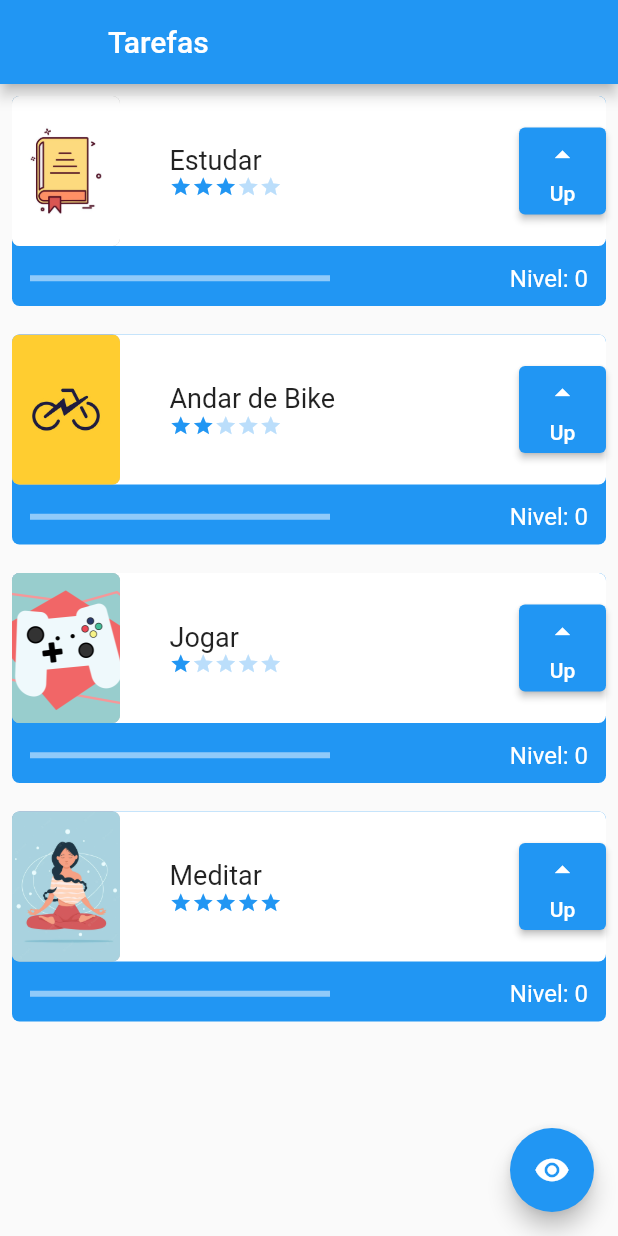
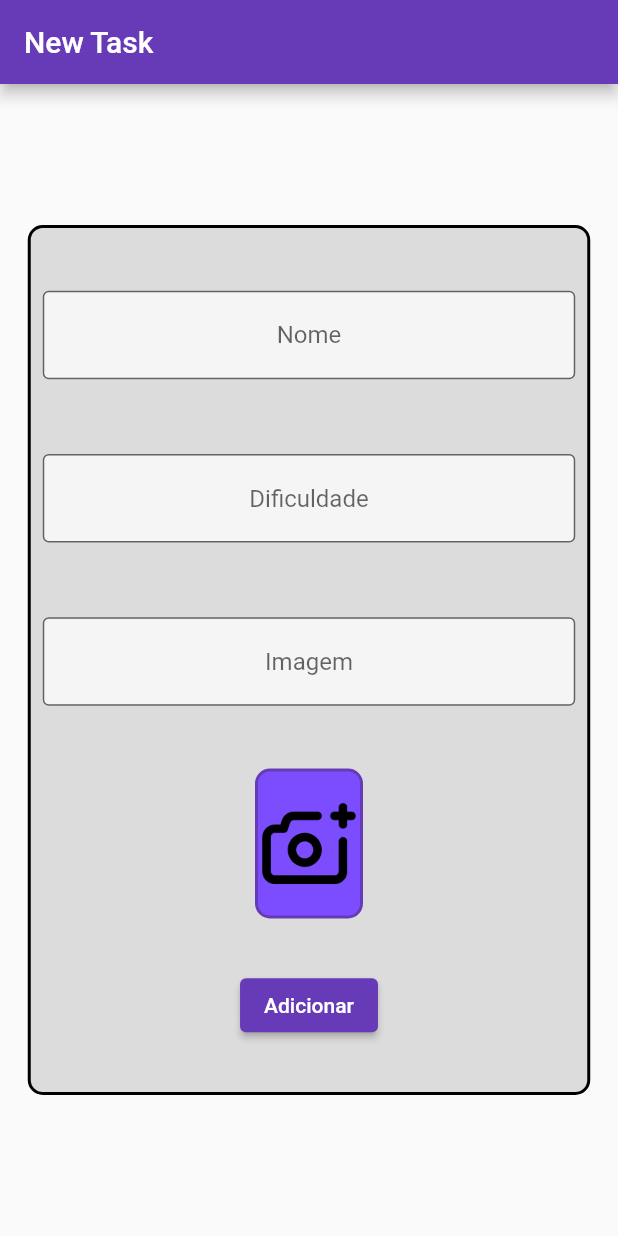
Before and after one commit to MauricioDolacio/taskapp, a Flutter app: the screen it shows after launch, on a phone screen of 412 x 824 dp. Run offline on Flutter 3.47's test engine with Material 2 defaults, Android fonts, the phone set to English and light mode, and no system bars; network calls fail.

Commit message:
Adicionado tela de cadastro

```diff
--- a/lib/components/task.dart
+++ b/lib/components/task.dart
@@ -24,7 +24,7 @@ class _TaskState extends State<Task> {
         children: [
           Container(
             decoration: BoxDecoration(
-                color: Colors.blue, borderRadius: BorderRadius.circular(5)),
+                color: Colors.deepPurpleAccent, borderRadius: BorderRadius.circular(5)),
             height: 140,
           ),
           Column(
--- a/lib/main.dart
+++ b/lib/main.dart
@@ -1,3 +1,4 @@
+import 'package:alura_flutter_curso_1/screens/form_screen.dart';
 import 'package:alura_flutter_curso_1/screens/initial_screen.dart';
 import 'package:flutter/material.dart';
 
@@ -13,9 +14,9 @@ class MyApp extends StatelessWidget {
     return MaterialApp(
       title: 'Flutter Demo',
       theme: ThemeData(
-        primarySwatch: Colors.blue,
+        primarySwatch: Colors.deepPurple,
       ),
-      home: const InitialScreen(),
+      home: const FormScreen(),
     );
   }
 }
--- /dev/null
+++ b/lib/screens/form_screen.dart
@@ -0,0 +1,107 @@
+import 'package:flutter/material.dart';
+
+class FormScreen extends StatefulWidget {
+  const FormScreen({Key? key}) : super(key: key);
+
+  @override
+  State<FormScreen> createState() => _FormScreenState();
+}
+
+class _FormScreenState extends State<FormScreen> {
+  TextEditingController nameController = TextEditingController();
+  TextEditingController difficultyController = TextEditingController();
+  TextEditingController imageController = TextEditingController();
+
+  @override
+  Widget build(BuildContext context) {
+    return Scaffold(
+      appBar: AppBar(
+        title: const Text('New Task'),
+      ),
+      body: Center(
+        child: Container(
+          height: 580,
+          width: 375,
+          decoration: BoxDecoration(
+            color: Colors.black12,
+            borderRadius: BorderRadius.circular(10),
+            border: Border.all(width: 2),
+          ),
+          child: Column(
+            mainAxisAlignment: MainAxisAlignment.spaceEvenly,
+            crossAxisAlignment: CrossAxisAlignment.center,
+            children: [
+              Padding(
+                padding: const EdgeInsets.all(8.0),
+                child: TextFormField(
+                  controller: nameController,
+                  textAlign: TextAlign.center,
+                  decoration: InputDecoration(
+                      border: OutlineInputBorder(),
+                      hintText: 'Nome',
+                      fillColor: Colors.white70,
+                      filled: true),
+                ),
+              ),
+              Padding(
+                padding: const EdgeInsets.all(8.0),
+                child: TextFormField(
+                  controller: difficultyController,
+                  textAlign: TextAlign.center,
+                  decoration: InputDecoration(
+                      border: OutlineInputBorder(),
+                      hintText: 'Dificuldade',
+                      fillColor: Colors.white70,
+                      filled: true),
+                ),
+              ),
+              Padding(
+                padding: const EdgeInsets.all(8.0),
+                child: TextFormField(
+                  onChanged: (text) {
+                    setState(() {});
+                  },
+                  controller: imageController,
+                  textAlign: TextAlign.center,
+                  decoration: InputDecoration(
+                      border: OutlineInputBorder(),
+                      hintText: 'Imagem',
+                      fillColor: Colors.white70,
+                      filled: true),
+                ),
+              ),
+              Container(
+                height: 100,
+                width: 72,
+                decoration: BoxDecoration(
+                  color: Colors.deepPurpleAccent,
+                  borderRadius: BorderRadius.circular(10),
+                  border: Border.all(
+                    width: 2,
+                    color: Colors.deepPurple,
+                  ),
+                ),
+                child: ClipRRect(
+                  borderRadius: BorderRadius.circular(10),
+                  child: Image.network(
+                    imageController.text,
+                    errorBuilder: (BuildContext context, Object exception, StackTrace? stackTrace) {
+                      return Image.asset('assets/images/missing_photo.png');
+                    },
+                    fit: BoxFit.cover,
+                  ),
+                ),
+              ),
+              ElevatedButton(
+                onPressed: () {
+                  print(imageController.text);
+                },
+                child: Text('Adicionar'),
+              )
+            ],
+          ),
+        ),
+      ),
+    );
+  }
+}
```
Also changed, not shown: assets/images/missing_photo.png (added).
